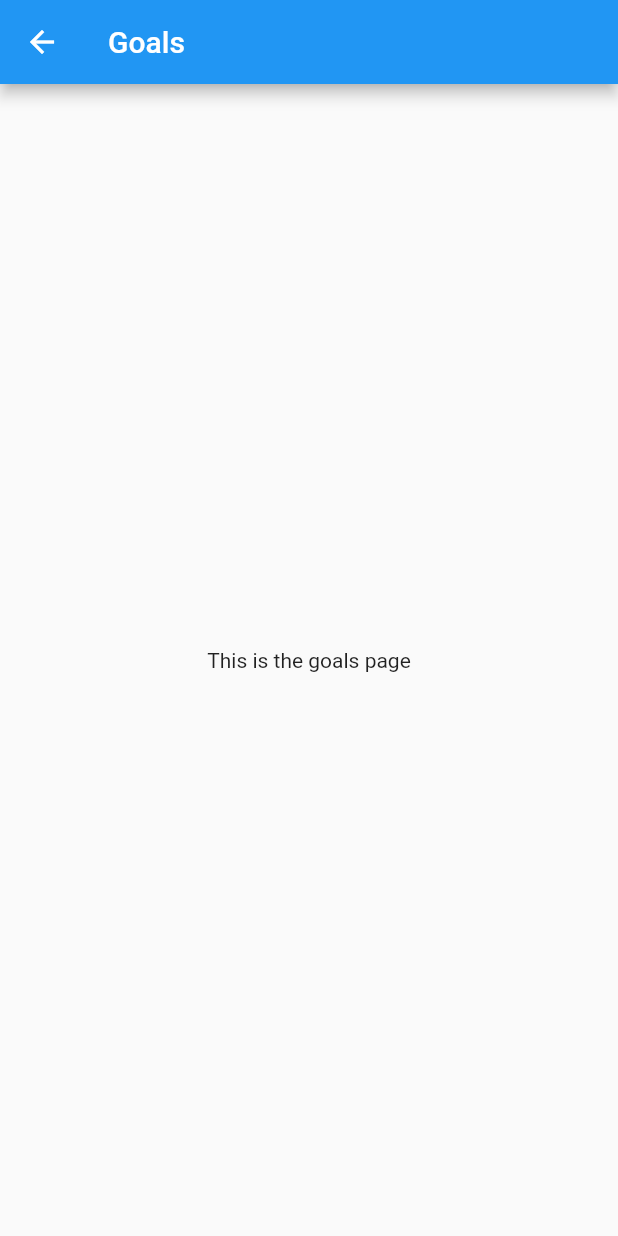
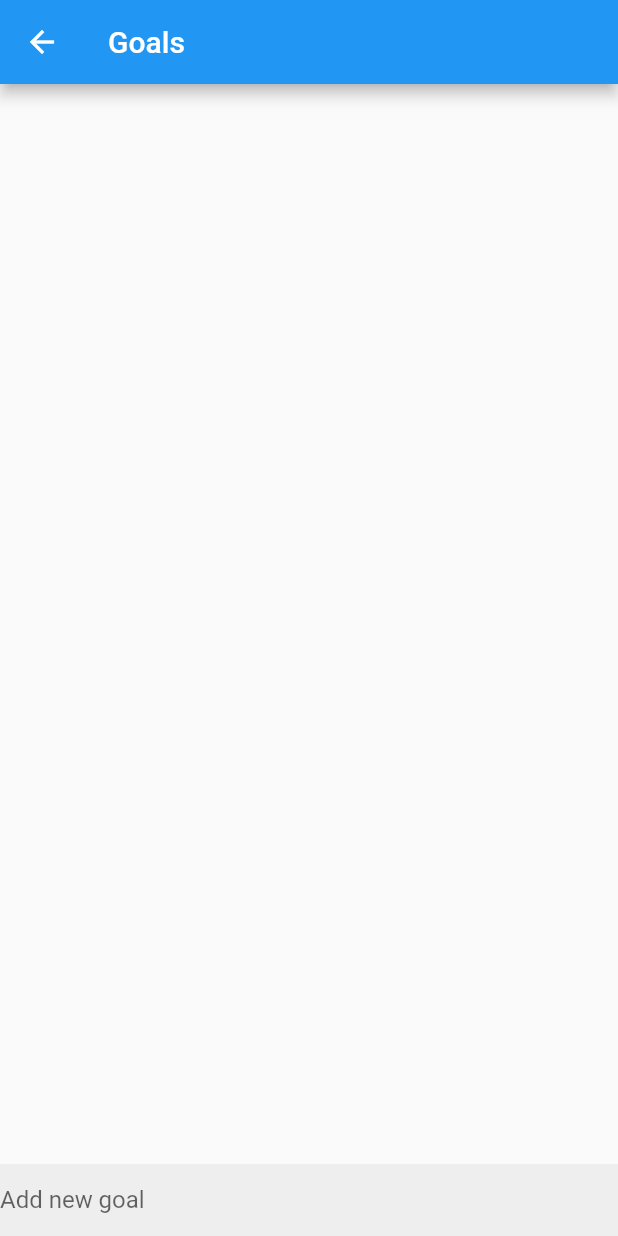
Before and after one commit to cosmin-oros/TimeWellSpent, a Flutter app: the GoalsPage screen opened by its route, on a phone screen of 412 x 824 dp. Run offline on Flutter 3.47's test engine with Material 2 defaults, Android fonts, the phone set to English and light mode, and no system bars.

Commit message:
goals init

```diff
--- a/lib/goals_page.dart
+++ b/lib/goals_page.dart
@@ -1,7 +1,22 @@
 import 'package:flutter/material.dart';
 
-class GoalsPage extends StatelessWidget {
+class GoalsPage extends StatefulWidget {
   const GoalsPage({super.key});
+
+  @override
+  _GoalsPageState createState() => _GoalsPageState();
+}
+
+class _GoalsPageState extends State<GoalsPage> {
+  List<String> goals = [];
+  List<bool> completedGoals = [];
+
+  void _deleteGoal(int index) {
+    setState(() {
+      goals.removeAt(index);
+      completedGoals.removeAt(index);
+    });
+  }
 
   @override
   Widget build(BuildContext context) {
@@ -9,8 +24,43 @@ class GoalsPage extends StatelessWidget {
       appBar: AppBar(
         title: const Text('Goals'),
       ),
-      body: const Center(
-        child: Text('This is the goals page'),
+      body: Column(
+        children: <Widget>[
+      Expanded(
+      child: ListView.builder(
+        itemCount: goals.length,
+        itemBuilder: (BuildContext context, int index) {
+          return ListTile(
+            title: Text(goals[index]),
+            trailing: Checkbox(
+              value: completedGoals[index],
+              onChanged: (bool? value) {
+                setState(() {
+                  completedGoals[index] = value ?? false;
+                });
+              },
+            ),
+            onLongPress: () => _deleteGoal(index),
+          );
+        },
+      ),
+    ),
+    Container(
+      color: Colors.grey[200],
+      child: TextField(
+        decoration: const InputDecoration(
+          hintText: 'Add new goal',
+          border: InputBorder.none,
+        ),
+        onSubmitted: (String value) {
+          setState(() {
+            goals.add(value);
+            completedGoals.add(false);
+          });
+        },
+      ),
+    ),
+        ],
       ),
     );
   }
```
